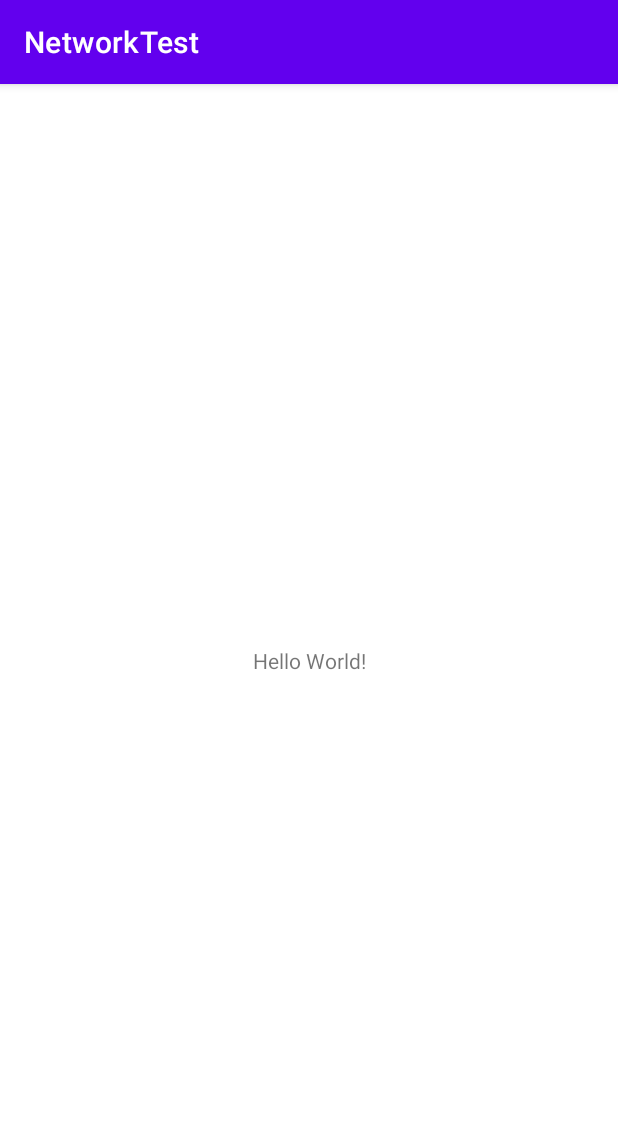
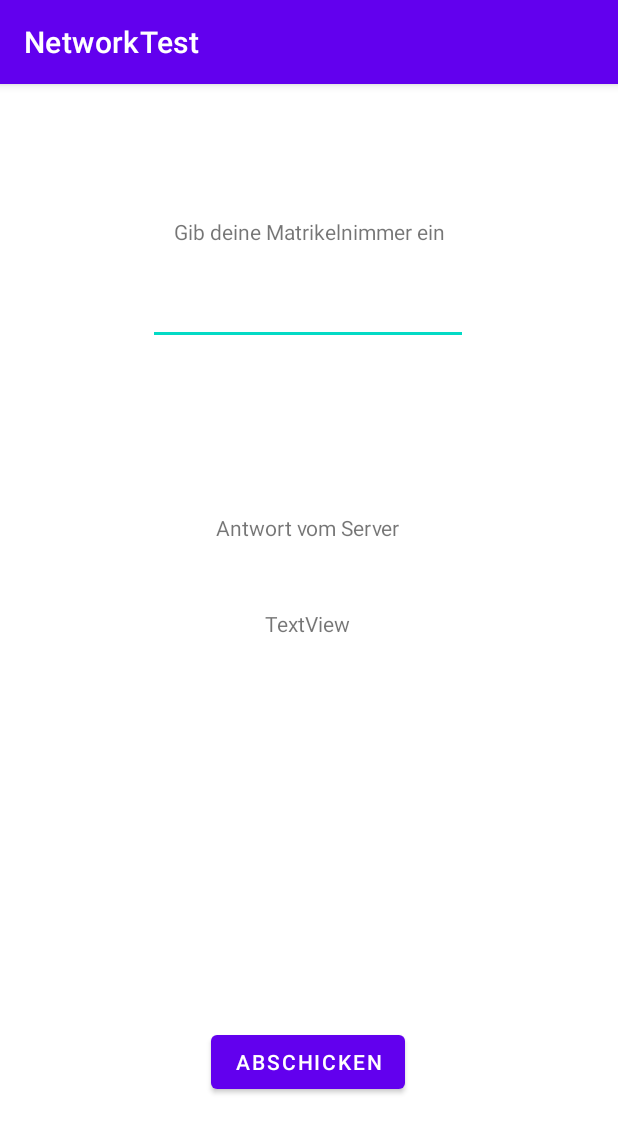
Before and after one commit to lukita69/SE2_Network_Test, an Android app: the screen it shows after launch (MainActivity), on a phone screen of 412 x 824 dp. Shown: the top 1133 px of the screen. Run offline under Robolectric (Android 15) with nearby library versions, the phone set to English and light mode, and no system bars.

Commit message:
created UI

```diff
--- a/app/src/main/res/layout/activity_main.xml
+++ b/app/src/main/res/layout/activity_main.xml
@@ -2,17 +2,67 @@
 <androidx.constraintlayout.widget.ConstraintLayout xmlns:android="http://schemas.android.com/apk/res/android"
     xmlns:app="http://schemas.android.com/apk/res-auto"
     xmlns:tools="http://schemas.android.com/tools"
+    android:id="@+id/b"
     android:layout_width="match_parent"
     android:layout_height="match_parent"
     tools:context=".MainActivity">
 
     <TextView
+        android:id="@+id/lblOverview"
         android:layout_width="wrap_content"
         android:layout_height="wrap_content"
-        android:text="Hello World!"
+        android:text="Gib deine Matrikelnimmer ein"
+        app:layout_constraintBottom_toTopOf="@+id/txtMatrikelnummer"
+        app:layout_constraintEnd_toEndOf="parent"
+        app:layout_constraintStart_toStartOf="parent"
+        app:layout_constraintTop_toTopOf="parent"
+        app:layout_constraintVertical_bias="0.813" />
+
+    <TextView
+        android:id="@+id/lblServerInfo"
+        android:layout_width="wrap_content"
+        android:layout_height="wrap_content"
+        android:layout_marginTop="112dp"
+        android:text="Antwort vom Server"
+        app:layout_constraintEnd_toEndOf="parent"
+        app:layout_constraintHorizontal_bias="0.498"
+        app:layout_constraintStart_toStartOf="parent"
+        app:layout_constraintTop_toBottomOf="@+id/txtMatrikelnummer" />
+
+    <EditText
+        android:id="@+id/txtMatrikelnummer"
+        android:layout_width="wrap_content"
+        android:layout_height="wrap_content"
+        android:ems="10"
+        android:inputType="number"
+        app:layout_constraintBottom_toTopOf="@+id/btnSend"
+        app:layout_constraintEnd_toEndOf="parent"
+        app:layout_constraintHorizontal_bias="0.497"
+        app:layout_constraintStart_toStartOf="parent"
+        app:layout_constraintTop_toTopOf="parent"
+        app:layout_constraintVertical_bias="0.221" />
+
+    <Button
+        android:id="@+id/btnSend"
+        android:layout_width="wrap_content"
+        android:layout_height="wrap_content"
+        android:layout_marginBottom="92dp"
+        android:text="Abschicken"
         app:layout_constraintBottom_toBottomOf="parent"
         app:layout_constraintEnd_toEndOf="parent"
+        app:layout_constraintHorizontal_bias="0.498"
+        app:layout_constraintStart_toStartOf="parent" />
+
+    <TextView
+        android:id="@+id/lblServerAnswer"
+        android:layout_width="wrap_content"
+        android:layout_height="wrap_content"
+        android:layout_marginBottom="232dp"
+        android:text="TextView"
+        app:layout_constraintBottom_toTopOf="@+id/btnSend"
+        app:layout_constraintEnd_toEndOf="parent"
+        app:layout_constraintHorizontal_bias="0.498"
         app:layout_constraintStart_toStartOf="parent"
-        app:layout_constraintTop_toTopOf="parent" />
-
+        app:layout_constraintTop_toBottomOf="@+id/lblServerInfo"
+        app:layout_constraintVertical_bias="0.627" />
 </androidx.constraintlayout.widget.ConstraintLayout>
```
